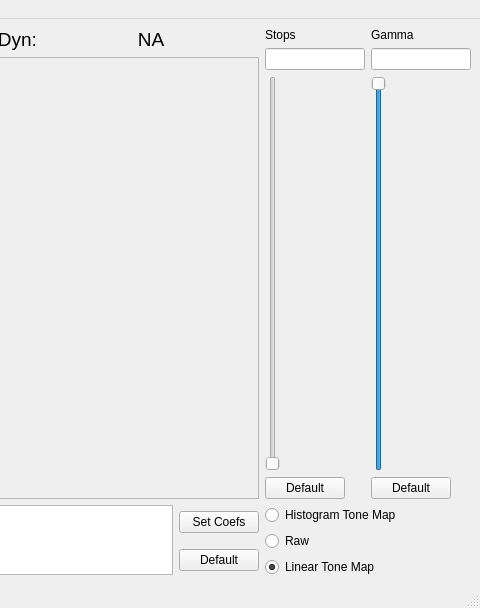
Above: part1/mainwindow.ui from RomainBrault/Advanced-Graphics before the change; both pictures show x 310 to 790 and y 0 to 608 of the 790 by 608 pixel window. Below: the same form after it.
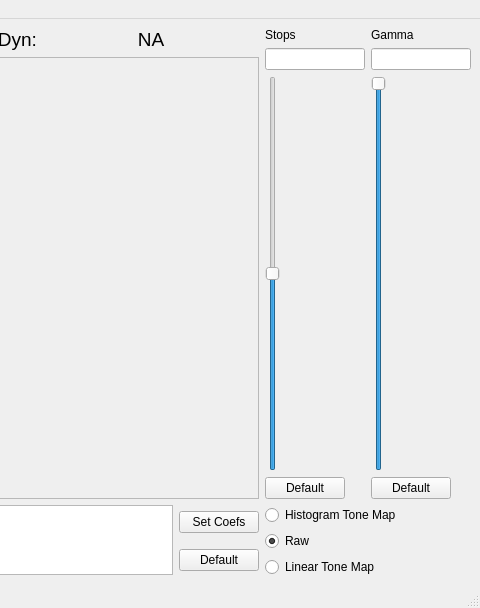
That is the form after the change.

```diff
--- a/part1/mainwindow.ui
+++ b/part1/mainwindow.ui
@@ -205,7 +205,7 @@
          <string>Raw</string>
         </property>
         <property name="checked">
-         <bool>false</bool>
+         <bool>true</bool>
         </property>
        </widget>
       </item>
@@ -221,7 +221,7 @@
          <string>Linear Tone Map</string>
         </property>
         <property name="checked">
-         <bool>true</bool>
+         <bool>false</bool>
         </property>
        </widget>
       </item>
@@ -290,7 +290,7 @@
       <item row="2" column="0">
        <widget class="QSlider" name="verticalSlider_1">
         <property name="minimum">
-         <number>0</number>
+         <number>-500000</number>
         </property>
         <property name="maximum">
          <number>1000000</number>
```
